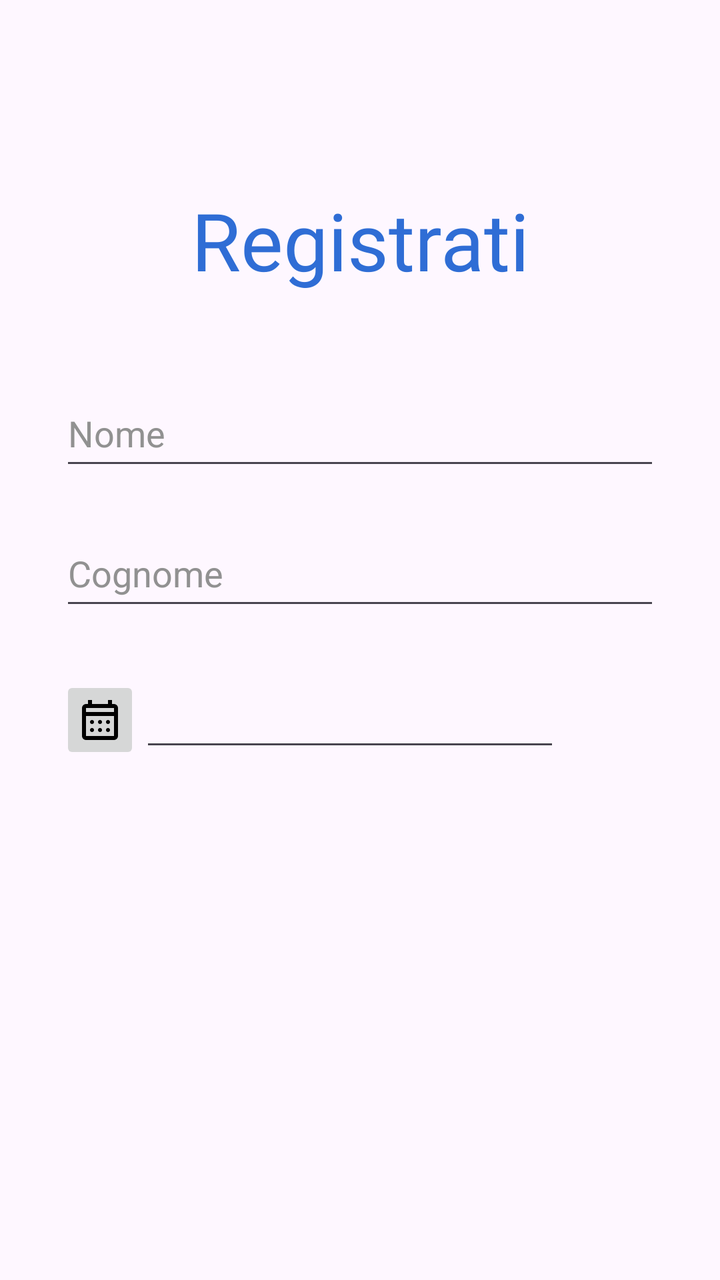
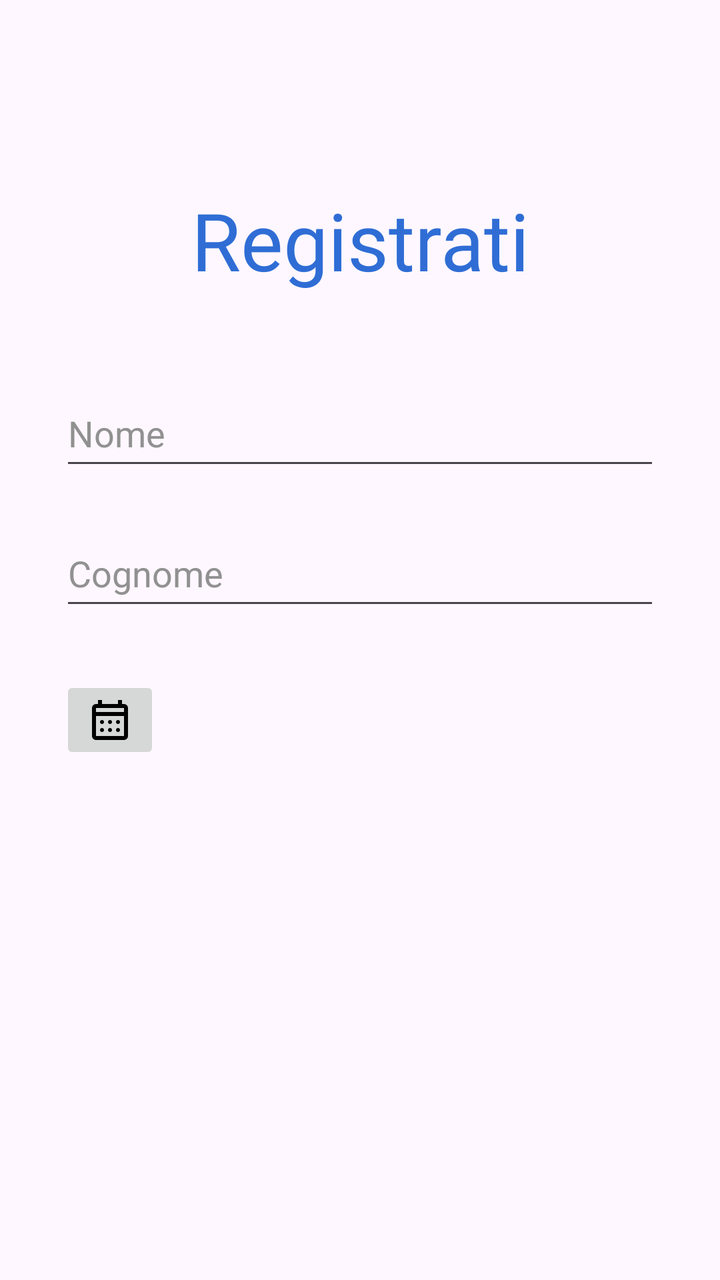

The first picture is an Android layout as it rendered before a commit; the second is the same layout after the commit. The layout source and the unified diff follow.
<!-- AndroidManifest.xml: application theme Theme.AsilApp -->
<!-- res/layout/fragment_signup.xml -->
<?xml version="1.0" encoding="utf-8"?>
<LinearLayout xmlns:android="http://schemas.android.com/apk/res/android"
    xmlns:app="http://schemas.android.com/apk/res-auto"
    xmlns:tools="http://schemas.android.com/tools"
    android:layout_width="match_parent"
    android:layout_height="match_parent"
    android:layout_gravity="center"
    android:orientation="vertical"
    tools:context=".SignupFragment">

    <androidx.constraintlayout.widget.ConstraintLayout
        android:layout_width="match_parent"
        android:layout_height="100dp"
        android:layout_marginTop="70dp">

        <TextView
            android:id="@+id/signupTextView"
            android:layout_width="wrap_content"
            android:layout_height="wrap_content"
            android:fontFamily="@font/titillium_web_bold"
            android:text="Registrati"
            android:textColor="@color/titleColor"
            android:textSize="@dimen/title1FontSize"
            app:layout_constraintBottom_toBottomOf="parent"
            app:layout_constraintEnd_toEndOf="parent"
            app:layout_constraintStart_toStartOf="parent"
            app:layout_constraintTop_toTopOf="parent" />
    </androidx.constraintlayout.widget.ConstraintLayout>

    <EditText
        android:id="@+id/nameInputRegister"
        android:layout_width="@dimen/inputTextWidth"
        android:layout_height="@dimen/inpuTextHeight"
        android:layout_gravity="center"
        android:layout_marginTop="@dimen/marginBetweenInputs"
        android:ems="10"
        android:hint="@string/nameSignupText"
        android:inputType="text"
        android:textColor="@color/textColor"
        android:textColorHint="@color/textPlaceholderColor" />

    <EditText
        android:id="@+id/surnameInputRegister"
        android:layout_width="@dimen/inputTextWidth"
        android:layout_height="@dimen/inpuTextHeight"
        android:layout_gravity="center"
        android:layout_marginTop="@dimen/marginBetweenInputs"
        android:ems="10"
        android:hint="@string/surnameSignupText"
        android:inputType="text"
        android:textColor="@color/textColor"
        android:textColorHint="@color/textPlaceholderColor" />


    <androidx.appcompat.widget.LinearLayoutCompat
        android:layout_width="@dimen/inputTextWidth"
        android:layout_height="60dp"
        android:layout_gravity="center"
        android:layout_marginTop="@dimen/marginBetweenInputs"
        android:orientation="horizontal">

        <ImageButton
            android:id="@+id/birthdayDatePicker"
            android:layout_width="40dp"
            android:layout_height="wrap_content"
            android:layout_gravity="center"
            android:src="@drawable/calendar_month_fill0_wght400_grad0_opsz24"
            android:text="Pick a Date" />

        <EditText
            android:id="@+id/birthdayDate"
            android:layout_width="wrap_content"
            android:layout_height="wrap_content"
            android:layout_gravity="center"
            android:ems="10"
            android:inputType="date" />
    </androidx.appcompat.widget.LinearLayoutCompat>
</LinearLayout>
<!-- resources referenced by this layout -->
<resources>
  <color name="textColor">#1B1B1B</color>
  <color name="textPlaceholderColor">#919191</color>
  <color name="titleColor">#2f6dd5</color>
  <dimen name="inpuTextHeight">50dp</dimen>
  <dimen name="inputTextWidth">300dp</dimen>
  <dimen name="marginBetweenInputs">20dp</dimen>
  <dimen name="title1FontSize">40dp</dimen>
  <!-- drawable calendar_month_fill0_wght400_grad0_opsz24 (drawable) -->
  <vector xmlns:android="http://schemas.android.com/apk/res/android"
      android:width="24dp"
      android:height="24dp"
      android:viewportWidth="960"
      android:viewportHeight="960">
    <path
        android:fillColor="#FF000000"
        android:pathData="M200,880q-33,0 -56.5,-23.5T120,800v-560q0,-33 23.5,-56.5T200,160h40v-80h80v80h320v-80h80v80h40q33,0 56.5,23.5T840,240v560q0,33 -23.5,56.5T760,880L200,880ZM200,800h560v-400L200,400v400ZM200,320h560v-80L200,240v80ZM200,320v-80,80ZM480,560q-17,0 -28.5,-11.5T440,520q0,-17 11.5,-28.5T480,480q17,0 28.5,11.5T520,520q0,17 -11.5,28.5T480,560ZM320,560q-17,0 -28.5,-11.5T280,520q0,-17 11.5,-28.5T320,480q17,0 28.5,11.5T360,520q0,17 -11.5,28.5T320,560ZM640,560q-17,0 -28.5,-11.5T600,520q0,-17 11.5,-28.5T640,480q17,0 28.5,11.5T680,520q0,17 -11.5,28.5T640,560ZM480,720q-17,0 -28.5,-11.5T440,680q0,-17 11.5,-28.5T480,640q17,0 28.5,11.5T520,680q0,17 -11.5,28.5T480,720ZM320,720q-17,0 -28.5,-11.5T280,680q0,-17 11.5,-28.5T320,640q17,0 28.5,11.5T360,680q0,17 -11.5,28.5T320,720ZM640,720q-17,0 -28.5,-11.5T600,680q0,-17 11.5,-28.5T640,640q17,0 28.5,11.5T680,680q0,17 -11.5,28.5T640,720Z"/>
  </vector>
  <string name="nameSignupText">Nome</string>
  <string name="surnameSignupText">Cognome</string>
  <style name="Theme.AsilApp" parent="Base.Theme.AsilApp" />
  <style name="Base.Theme.AsilApp" parent="Theme.Material3.DayNight.NoActionBar">
          
          
      </style>
</resources>

<!-- the commit's change to res/layout/fragment_signup.xml (unified diff, before → after) -->
@@ -60,19 +60,19 @@
         android:orientation="horizontal">
 
         <ImageButton
-            android:id="@+id/birthdayDatePicker"
-            android:layout_width="40dp"
+            android:id="@+id/birthDatePicker"
+            android:layout_width="50dp"
             android:layout_height="wrap_content"
             android:layout_gravity="center"
             android:src="@drawable/calendar_month_fill0_wght400_grad0_opsz24"
             android:text="Pick a Date" />
 
-        <EditText
-            android:id="@+id/birthdayDate"
+        <TextView
+            android:id="@+id/birthDate"
             android:layout_width="wrap_content"
             android:layout_height="wrap_content"
             android:layout_gravity="center"
-            android:ems="10"
-            android:inputType="date" />
+            android:layout_weight="0.6"
+            android:ems="10" />
     </androidx.appcompat.widget.LinearLayoutCompat>
 </LinearLayout>
